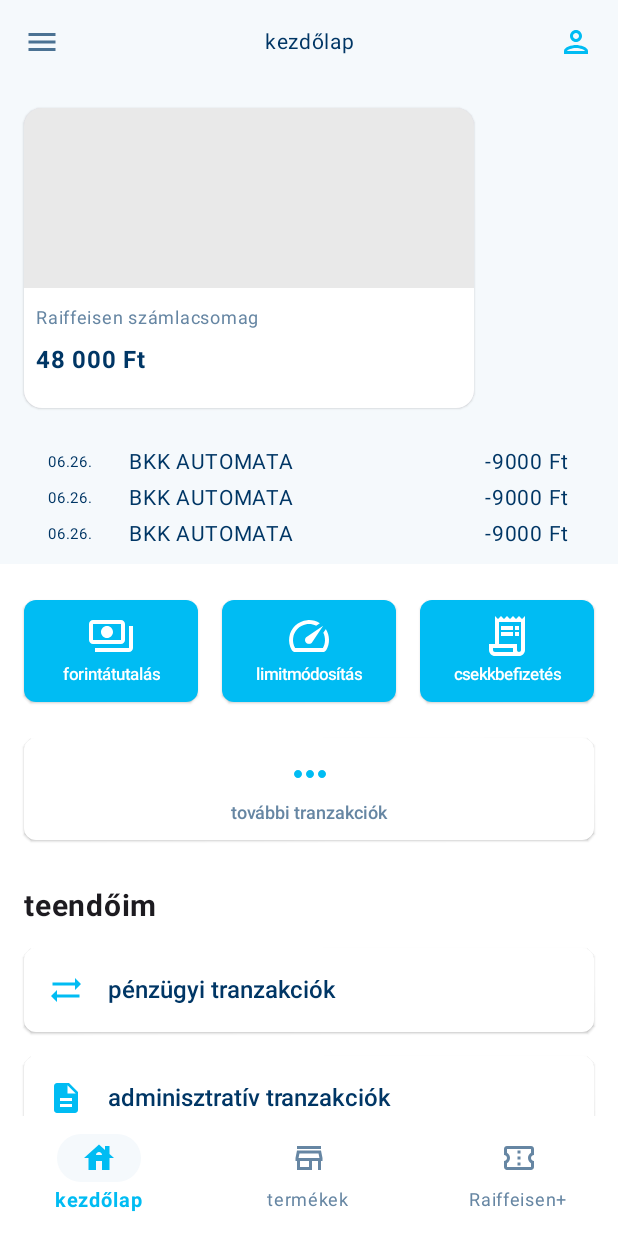
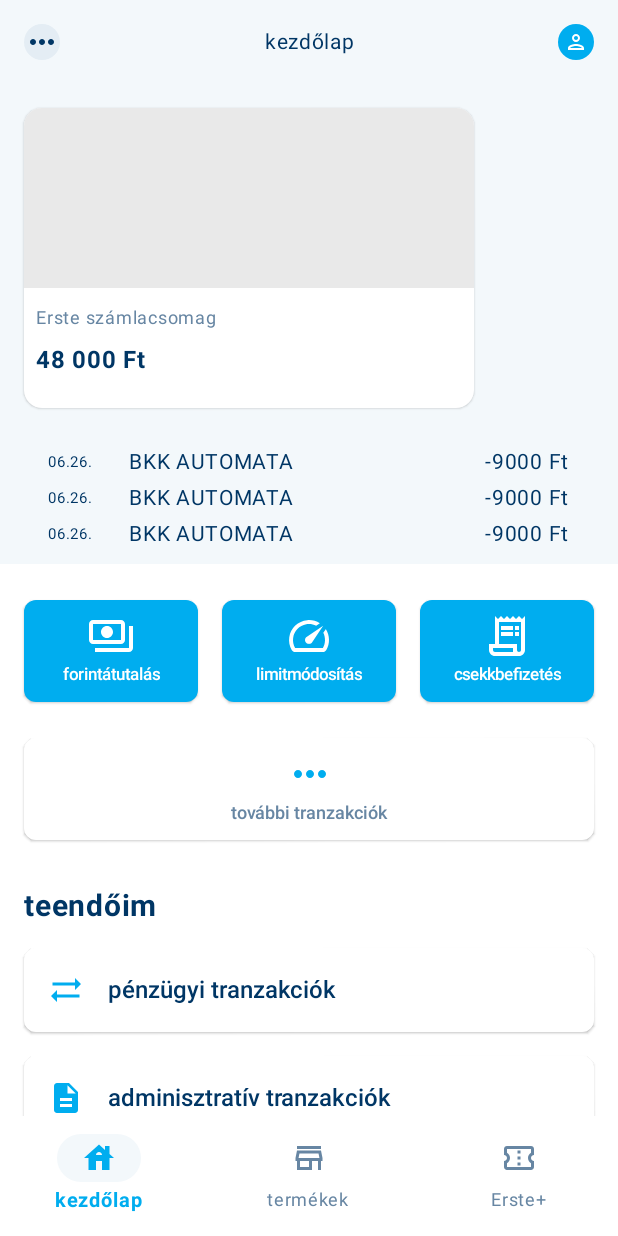
Before and after one commit to molnarjozsef/BankingApp, an Android app built with Jetpack Compose: the DashboardScreen screen opened through its navigation route, on a phone screen of 412 x 824 dp. Run offline under Robolectric (Android 15) with nearby library versions, the phone set to English and light mode, and no system bars; our stand-ins replace Compose Multiplatform resources; libraries missing offline, so code that uses them is left out: de.jensklingenberg.ktorfit, dev.icerock.moko, service.createBankingService; 1 statement that could not run was skipped.

Commit message:
feat: add semantic colors and dark mode support
#16

```diff
--- a/composeApp/src/commonMain/kotlin/Config.kt
+++ b/composeApp/src/commonMain/kotlin/Config.kt
@@ -8,7 +8,7 @@ import bankingapp.composeapp.generated.resources.logo_revolut
 import org.jetbrains.compose.resources.DrawableResource
 
 object Config {
-    val currentBank = BankConfig.Raiffeisen
+    val currentBank = BankConfig.Erste
 }
 
 enum class BankConfig(
--- a/composeApp/src/commonMain/kotlin/components/Header.kt
+++ b/composeApp/src/commonMain/kotlin/components/Header.kt
@@ -23,7 +23,7 @@ import theme.dp56
 @Composable
 fun Header(
     title: String,
-    backgroundColor: Color = AppTheme.colors.background,
+    backgroundColor: Color = AppTheme.colors.backgroundNeutral,
     startButton: @Composable (() -> Unit)? = null,
     endButton: @Composable (() -> Unit)? = null,
 ) {
@@ -42,7 +42,7 @@ fun Header(
 
         Text(
             text = title,
-            color = AppTheme.colors.darker,
+            color = AppTheme.colors.textDarker,
             textAlign = TextAlign.Center,
             modifier = Modifier.weight(1f),
             fontSize = 14.sp,
--- a/composeApp/src/commonMain/kotlin/components/HorizontalCardButton.kt
+++ b/composeApp/src/commonMain/kotlin/components/HorizontalCardButton.kt
@@ -26,7 +26,7 @@ fun HorizontalCardButton(
     Button(
         onClick = onClick,
         colors = ButtonDefaults.buttonColors(
-            containerColor = AppTheme.colors.background,
+            containerColor = AppTheme.colors.surfaceNeutral,
             contentColor = AppTheme.colors.main,
         ),
         shape = RoundedCornerShape(dp8),
@@ -44,7 +44,7 @@ fun HorizontalCardButton(
         Text(
             text = text,
             fontSize = 16.sp,
-            color = AppTheme.colors.darker,
+            color = AppTheme.colors.textDarker,
             modifier = Modifier.weight(1f),
             letterSpacing = 0.sp,
         )
--- a/composeApp/src/commonMain/kotlin/components/MainButton.kt
+++ b/composeApp/src/commonMain/kotlin/components/MainButton.kt
@@ -9,7 +9,6 @@ import androidx.compose.material3.ButtonDefaults
 import androidx.compose.material3.Text
 import androidx.compose.runtime.Composable
 import androidx.compose.ui.Modifier
-import androidx.compose.ui.graphics.Color
 import androidx.compose.ui.text.font.FontWeight
 import androidx.compose.ui.unit.dp
 import androidx.compose.ui.unit.sp
@@ -19,14 +18,13 @@ import theme.dp8
 @Composable
 fun MainButton(
     text: String,
-    backgroundColor: Color,
     onClick: () -> Unit,
 ) {
     Button(
         onClick = onClick,
         colors = ButtonDefaults.buttonColors(
-            containerColor = backgroundColor,
-            contentColor = AppTheme.colors.main,
+            containerColor = AppTheme.colors.contentOnMainBackground,
+            contentColor = AppTheme.colors.backgroundMain,
         ),
         shape = CircleShape,
         modifier = Modifier
--- a/composeApp/src/commonMain/kotlin/components/VerticalCardButton.kt
+++ b/composeApp/src/commonMain/kotlin/components/VerticalCardButton.kt
@@ -27,7 +27,7 @@ fun VerticalCardButton(
     Button(
         onClick = onClick,
         colors = ButtonDefaults.buttonColors(
-            containerColor = AppTheme.colors.surface,
+            containerColor = AppTheme.colors.surfaceNeutral,
             contentColor = AppTheme.colors.main,
         ),
         shape = RoundedCornerShape(dp8),
@@ -45,7 +45,7 @@ fun VerticalCardButton(
             Text(
                 text = text,
                 fontSize = 12.sp,
-                color = AppTheme.colors.lightDark,
+                color = AppTheme.colors.textLight,
                 letterSpacing = 0.sp,
             )
         }
--- a/composeApp/src/commonMain/kotlin/features/dashboard/Accounts.kt
+++ b/composeApp/src/commonMain/kotlin/features/dashboard/Accounts.kt
@@ -42,6 +42,9 @@ private fun Account(money: String) {
             .height(200.dp)
             .aspectRatio(1.5f),
         elevation = CardDefaults.elevatedCardElevation(),
+        colors = CardDefaults.cardColors(
+            containerColor = AppTheme.colors.surfaceNeutralOnColored,
+        )
     ) {
         Column {
             Box(
@@ -53,14 +56,12 @@ private fun Account(money: String) {
             Column(
                 modifier = Modifier
                     .weight(2f)
-                    .background(AppTheme.colors.background)
-                    .fillMaxWidth()
                     .padding(dp8),
             ) {
                 Text(
                     text = Strings.Dashboard.AccountName,
                     fontSize = 12.sp,
-                    color = AppTheme.colors.lightDark
+                    color = AppTheme.colors.textLight
                 )
 
                 Spacer(Modifier.height(dp4))
@@ -69,7 +70,7 @@ private fun Account(money: String) {
                     text = money,
                     fontWeight = FontWeight.Bold,
                     fontSize = 16.sp,
-                    color = AppTheme.colors.darker,
+                    color = AppTheme.colors.textDarker,
                 )
             }
         }
--- a/composeApp/src/commonMain/kotlin/features/dashboard/BottomNavigation.kt
+++ b/composeApp/src/commonMain/kotlin/features/dashboard/BottomNavigation.kt
@@ -32,8 +32,8 @@ fun BankBottomNavigation() {
     var selected by remember { mutableStateOf(BottomNavigationRoute.Dashboard) }
 
     NavigationBar(
-        containerColor = AppTheme.colors.background,
-        contentColor = AppTheme.colors.lightDark
+        containerColor = AppTheme.colors.backgroundNeutral,
+        contentColor = AppTheme.colors.textLight
     ) {
         NavigationBarItem(
             route = BottomNavigationRoute.Dashboard,
@@ -82,9 +82,9 @@ private fun RowScope.NavigationBarItem(
         colors = NavigationBarItemDefaults.colors(
             selectedIconColor = AppTheme.colors.main,
             selectedTextColor = AppTheme.colors.main,
-            unselectedIconColor = AppTheme.colors.lightDark,
-            unselectedTextColor = AppTheme.colors.lightDark,
-            indicatorColor = AppTheme.colors.lightBackground,
+            unselectedIconColor = AppTheme.colors.textLight,
+            unselectedTextColor = AppTheme.colors.textLight,
+            indicatorColor = AppTheme.colors.backgroundColored,
         ),
     )
 }
--- a/composeApp/src/commonMain/kotlin/features/dashboard/DashboardScreen.kt
+++ b/composeApp/src/commonMain/kotlin/features/dashboard/DashboardScreen.kt
@@ -3,6 +3,7 @@ package features.dashboard
 import Routes
 import Strings
 import androidx.compose.foundation.background
+import androidx.compose.foundation.layout.Box
 import androidx.compose.foundation.layout.Column
 import androidx.compose.foundation.layout.Spacer
 import androidx.compose.foundation.layout.fillMaxSize
@@ -10,14 +11,16 @@ import androidx.compose.foundation.layout.fillMaxWidth
 import androidx.compose.foundation.layout.height
 import androidx.compose.foundation.layout.navigationBarsPadding
 import androidx.compose.foundation.layout.padding
+import androidx.compose.foundation.layout.size
 import androidx.compose.foundation.rememberScrollState
+import androidx.compose.foundation.shape.CircleShape
 import androidx.compose.foundation.shape.RoundedCornerShape
 import androidx.compose.foundation.verticalScroll
 import androidx.compose.material.icons.Icons
 import androidx.compose.material.icons.filled.Description
 import androidx.compose.material.icons.filled.MoreHoriz
 import androidx.compose.material.icons.filled.SyncAlt
-import androidx.compose.material.icons.outlined.Menu
+import androidx.compose.material.icons.outlined.MoreHoriz
 import androidx.compose.material.icons.outlined.Person
 import androidx.compose.material3.ExperimentalMaterial3Api
 import androidx.compose.material3.Icon
@@ -43,6 +46,7 @@ import theme.AppTheme
 import theme.dp16
 import theme.dp24
 import theme.dp32
+import theme.dp4
 import theme.dp56
 import theme.dp8
 
@@ -70,7 +74,7 @@ fun DashboardScreenContent(
         topBar = {
             Header(
                 title = Strings.Dashboard.Title,
-                backgroundColor = AppTheme.colors.lightBackground,
+                backgroundColor = AppTheme.colors.backgroundColored,
                 startButton = { MenuButton(onClick = { showMenu = true }) },
                 endButton = { ProfileButton() }
             )
@@ -82,7 +86,7 @@ fun DashboardScreenContent(
             ModalBottomSheet(
                 sheetState = rememberModalBottomSheetState(skipPartiallyExpanded = true),
                 onDismissRequest = { showMenu = false },
-                containerColor = AppTheme.colors.background,
+                containerColor = AppTheme.colors.backgroundNeutral,
                 dragHandle = null,
                 shape = RoundedCornerShape(
                     topStart = dp8,
@@ -98,7 +102,7 @@ fun DashboardScreenContent(
 
         Column(
             modifier = Modifier
-                .background(AppTheme.colors.lightBackground)
+                .background(AppTheme.colors.backgroundColored)
                 .padding(contentPadding)
                 .fillMaxSize()
                 .verticalScroll(rememberScrollState())
@@ -121,7 +125,7 @@ fun DashboardScreenContent(
 
             Column(
                 Modifier
-                    .background(AppTheme.colors.background)
+                    .background(AppTheme.colors.backgroundNeutral)
                     .padding(horizontal = dp16)
             ) {
                 Spacer(Modifier.height(dp24))
@@ -142,6 +146,7 @@ fun DashboardScreenContent(
                     text = Strings.Dashboard.Todos,
                     fontSize = 20.sp,
                     fontWeight = FontWeight.Bold,
+                    color = AppTheme.colors.textDarker
                 )
 
                 Spacer(Modifier.height(dp16))
@@ -172,21 +177,40 @@ private fun MenuButton(
     onClick: () -> Unit,
 ) {
     IconButton(onClick = onClick) {
+        Box(
+            modifier = Modifier
+                .size(dp24)
+                .background(
+                    shape = CircleShape,
+                    color = AppTheme.colors.bubbleOnColoredBackground
+                )
+        ) {
             Icon(
-            imageVector = Icons.Outlined.Menu,
-            tint = AppTheme.colors.dark,
+                imageVector = Icons.Outlined.MoreHoriz,
+                tint = AppTheme.colors.textDarker,
                 contentDescription = null
             )
+        }
     }
 }
 
 @Composable
 private fun ProfileButton() {
     IconButton(onClick = {}) {
+        Box(
+            modifier = Modifier
+                .size(dp24)
+                .background(
+                    shape = CircleShape,
+                    color = AppTheme.colors.main
+                )
+        ) {
             Icon(
+                modifier = Modifier.padding(dp4),
                 imageVector = Icons.Outlined.Person,
-            tint = AppTheme.colors.main,
+                tint = AppTheme.colors.contentOnMainSurface,
                 contentDescription = null
             )
         }
     }
+}
--- a/composeApp/src/commonMain/kotlin/features/dashboard/QuickFeatures.kt
+++ b/composeApp/src/commonMain/kotlin/features/dashboard/QuickFeatures.kt
@@ -60,7 +60,7 @@ private fun RowScope.QuickFeatureButton(
         onClick = onClick,
         colors = ButtonDefaults.buttonColors(
             containerColor = AppTheme.colors.main,
-            contentColor = AppTheme.colors.background,
+            contentColor = AppTheme.colors.contentOnMainSurface,
         ),
         contentPadding = PaddingValues(dp8),
         shape = RoundedCornerShape(dp8),
--- a/composeApp/src/commonMain/kotlin/features/dashboard/Transactions.kt
+++ b/composeApp/src/commonMain/kotlin/features/dashboard/Transactions.kt
@@ -36,17 +36,17 @@ private fun Transaction() {
         Text(
             text = "06.26.",
             fontSize = 10.sp,
-            color = AppTheme.colors.darker,
+            color = AppTheme.colors.textDarker,
         )
         Text(
             text = "BKK AUTOMATA",
             modifier = Modifier.weight(1f),
-            color = AppTheme.colors.darker,
+            color = AppTheme.colors.textDarker,
             fontSize = 14.sp
         )
         Text(
             text = "-9000 Ft",
-            color = AppTheme.colors.darker,
+            color = AppTheme.colors.textDarker,
             fontSize = 14.sp
         )
     }
--- a/composeApp/src/commonMain/kotlin/features/login/LoginScreen.kt
+++ b/composeApp/src/commonMain/kotlin/features/login/LoginScreen.kt
@@ -27,7 +27,6 @@ import androidx.compose.runtime.setValue
 import androidx.compose.ui.Alignment
 import androidx.compose.ui.Modifier
 import androidx.compose.ui.draw.clip
-import androidx.compose.ui.graphics.Color
 import androidx.compose.ui.graphics.vector.rememberVectorPainter
 import androidx.compose.ui.platform.LocalDensity
 import androidx.compose.ui.unit.IntOffset
@@ -54,7 +53,7 @@ fun LoginScreen(
         horizontalAlignment = Alignment.CenterHorizontally,
         modifier = Modifier
             .fillMaxSize()
-            .background(AppTheme.colors.mainBackground)
+            .background(AppTheme.colors.backgroundMain)
             .padding(
                 top = dp56,
                 bottom = dp64,
@@ -70,7 +69,7 @@ fun LoginScreen(
             SecondaryButton(
                 text = Strings.Login.QrButton,
                 icon = rememberVectorPainter(Icons.Outlined.QrCodeScanner),
-                textColor = AppTheme.colors.linkOnMain,
+                textColor = AppTheme.colors.contentOnMainBackground,
                 onClick = {}
             )
 
@@ -78,7 +77,6 @@ fun LoginScreen(
 
             MainButton(
                 text = Strings.Login.LoginButton,
-                backgroundColor = Color.White,
                 onClick = navigateToPinScreen,
             )
         }
@@ -120,14 +118,14 @@ fun ColumnScope.AnimatedBubbles() {
             .align(Alignment.End)
             .size(IconBubbleSize)
             .clip(CircleShape)
-            .background(AppTheme.colors.mainOnMain),
+            .background(AppTheme.colors.bubbleOnMain),
         contentAlignment = Alignment.Center
     ) {
         Icon(
             modifier = Modifier.size(80.dp),
             painter = painterResource(Config.currentBank.iconRes),
             contentDescription = null,
-            tint = AppTheme.colors.onMain
+            tint = AppTheme.colors.contentOnMainSurface
         )
     }
 
@@ -140,7 +138,7 @@ fun ColumnScope.AnimatedBubbles() {
             .align(Alignment.Start),
         painter = painterResource(Res.drawable.login_arrows),
         contentDescription = null,
-        tint = AppTheme.colors.lightOnMain,
+        tint = AppTheme.colors.arrowsOnMain,
     )
 }
 
--- a/composeApp/src/commonMain/kotlin/features/pin/PinScreen.kt
+++ b/composeApp/src/commonMain/kotlin/features/pin/PinScreen.kt
@@ -7,6 +7,8 @@ import androidx.compose.foundation.layout.Spacer
 import androidx.compose.foundation.layout.fillMaxSize
 import androidx.compose.foundation.layout.height
 import androidx.compose.foundation.layout.padding
+import androidx.compose.foundation.rememberScrollState
+import androidx.compose.foundation.verticalScroll
 import androidx.compose.material3.ButtonDefaults
 import androidx.compose.material3.Scaffold
 import androidx.compose.material3.Text
@@ -89,6 +91,7 @@ fun PinScreenContent(
     ) { contentPadding ->
         Column(
             modifier = Modifier.fillMaxSize()
+                .verticalScroll(rememberScrollState())
                 .padding(contentPadding)
                 .padding(40.dp),
             horizontalAlignment = Alignment.CenterHorizontally
@@ -96,7 +99,7 @@ fun PinScreenContent(
             Text(
                 text = Strings.Pin.Heading,
                 fontSize = 20.sp,
-                color = AppTheme.colors.dark,
+                color = AppTheme.colors.textDark,
                 textAlign = TextAlign.Center,
             )
 
--- a/composeApp/src/commonMain/kotlin/theme/AppTheme.kt
+++ b/composeApp/src/commonMain/kotlin/theme/AppTheme.kt
@@ -14,11 +14,11 @@ fun AppTheme(
 
     val colors = if (darkTheme) darkColors else lightColors
 
-    MaterialTheme(
-        typography = defaultTypography,
-        colorScheme = MaterialTheme.colorScheme.copy(background = AppTheme.colors.background)
-    ) {
-        CompositionLocalProvider(LocalColors provides colors) {
+    CompositionLocalProvider(LocalColors provides colors) {
+        MaterialTheme(
+            typography = defaultTypography,
+            colorScheme = MaterialTheme.colorScheme.copy(background = AppTheme.colors.backgroundNeutral)
+        ) {
             content()
         }
     }
--- a/composeApp/src/commonMain/kotlin/theme/Colors.kt
+++ b/composeApp/src/commonMain/kotlin/theme/Colors.kt
@@ -7,55 +7,71 @@ internal val LocalColors = staticCompositionLocalOf { lightColors }
 
 data class Colors(
     val main: Color,
-    val onMain: Color,
-    val linkOnMain: Color,
-    val mainOnMain: Color,
-    val lightOnMain: Color,
 
-    val dark: Color,
-    val darker: Color,
-    val lightDark: Color,
+    val contentOnMainBackground: Color,
+    val contentOnMainSurface: Color,
 
-    val mainBackground: Color,
-    val background: Color,
-    val lightBackground: Color,
+    val textDark: Color,
+    val textDarkHighContrast: Color,
+    val textDarker: Color,
+    val textLight: Color,
 
-    val surface: Color,
+    val backgroundMain: Color,
+    val backgroundNeutral: Color,
+    val backgroundColored: Color,
+
+    val surfaceNeutral: Color,
+    val surfaceNeutralOnColored: Color,
+
+    val bubbleOnMain: Color,
+    val arrowsOnMain: Color,
+    val bubbleOnColoredBackground: Color,
+
     val cardSilver: Color,
 )
 
 val lightColors = Colors(
-    main = Color(0xFF00bcf3),
-    onMain = Color(0xFFFFFFFF),
-    linkOnMain = Color(0xFFFFFFFF),
-    mainOnMain = Color(0xFF80D6F7),
-    lightOnMain = Color(0xFF80D6F7),
+    contentOnMainBackground = Color(0xFFFFFFFF),
+    contentOnMainSurface = Color(0xFFFFFFFF),
 
-    dark = Color(0xFF4b7293),
-    darker = Color(0xFF003665),
-    lightDark = Color(0xFF6686a3),
+    textDark = Color(0xFF4B7293),
+    textDarkHighContrast = Color(0xFF4B7293),
+    textDarker = Color(0xFF003665),
+    textLight = Color(0xFF6786A3),
 
-    background = Color(0xFFFFFFFF),
-    lightBackground = Color(0xFFf5f9fc),
-    mainBackground = Color(0xFF00bcf3),
+    backgroundNeutral = Color(0xFFFFFFFF),
+    backgroundColored = Color(0xFFF3F8FB),
+    backgroundMain = Color(0xFF00bcf3),
+
+    main = Color(0xFF00ADEF),
+    surfaceNeutral = Color(0xFFFFFFFF),
+    surfaceNeutralOnColored = Color(0xFFFFFFFF),
+
+    bubbleOnMain = Color(0xFF80D6F7),
+    arrowsOnMain = Color(0xFF80D6F7),
+    bubbleOnColoredBackground = Color(0xFFE4EDF4),
 
     cardSilver = Color(0xFFe9e9e9),
-    surface = Color(0xFFFFFFFF)
 )
 
 val darkColors = lightColors.copy(
-    mainOnMain = Color(0xFF00bcf3),
-    lightOnMain = Color(0xFF2E2E2E),
-    linkOnMain = Color(0xFF00bcf3),
+    contentOnMainBackground = Color(0xFF00ADEF),
+    contentOnMainSurface = Color(0xFFFFFFFF),
 
-    dark = Color(0xFFFFFFFF),
-    darker = Color(0xFFFFFFFF),
-    lightDark = Color(0xFFFFFFFF),
+    textDark = Color(0xFFAEAEAE),
+    textDarkHighContrast = Color(0xFFD6D6D6),
+    textDarker = Color(0xFFF0F0F0),
+    textLight = Color(0xFFD7D7D7),
 
-    background = Color(0xFF141414),
-    mainBackground = Color(0xFF141414),
-    lightBackground = Color(0xFFf5f9fc),
+    backgroundNeutral = Color(0xFF141414),
+    backgroundColored = Color(0xFF292929),
+    backgroundMain = Color(0xFF141414),
 
-    cardSilver = Color(0xFFe9e9e9),
-    surface = Color(0xFF242424)
+    main = Color(0xFF00ADEF),
+    surfaceNeutral = Color(0xFF242424),
+    surfaceNeutralOnColored = Color(0xFF383838),
+
+    bubbleOnMain = Color(0xFF00ADEF),
+    arrowsOnMain = Color(0xFF2E2E2E),
+    bubbleOnColoredBackground = Color(0xFF4D4D4D),
 )
```
Also changed, not shown: composeApp/src/commonMain/kotlin/features/atmfinder/AtmFinderScreen.kt (+6 -6 lines), composeApp/src/commonMain/kotlin/features/dashboard/Menu.kt (+4 -4 lines), composeApp/src/commonMain/kotlin/features/pin/PinPad.kt (+8 -2 lines). Lines whose indentation alone changed are shown as unchanged.
